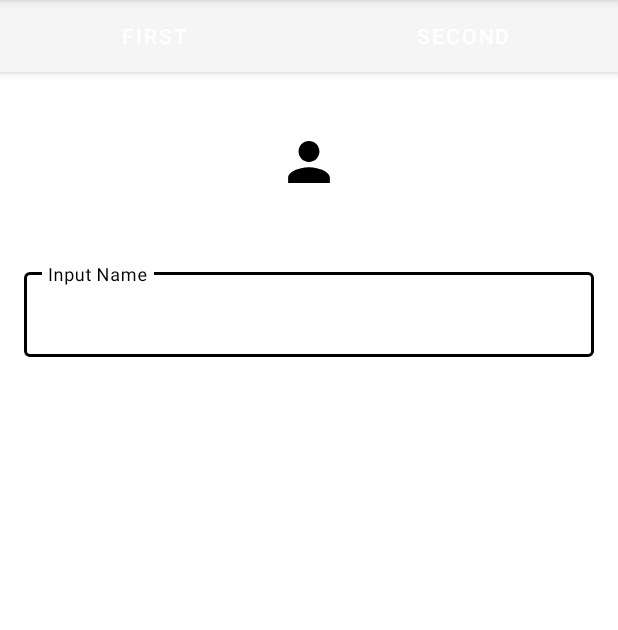
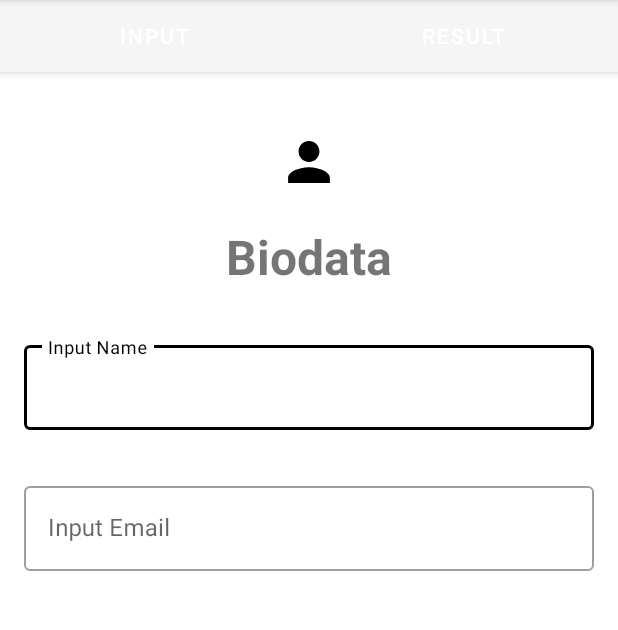
Before and after one commit to r3nyah/praktikum-Fragment, an Android app: the screen it shows after launch (MainActivity), on a phone screen of 412 x 824 dp, the part 84-714 px from its top. Run offline under Robolectric (Android 15) with nearby library versions, the phone set to English and light mode, and no system bars.

Commit message:
Added email n name

```diff
--- a/app/src/main/java/www/smktelkommlg/myfragment/CommunicationViewModel.kt
+++ b/app/src/main/java/www/smktelkommlg/myfragment/CommunicationViewModel.kt
@@ -4,12 +4,25 @@ import androidx.lifecycle.LiveData
 import androidx.lifecycle.MutableLiveData
 import androidx.lifecycle.ViewModel
 
+
 class CommunicationViewModel : ViewModel() {
     private val mName = MutableLiveData<String>()
     val name: LiveData<String>
         get() = mName
 
-    fun setName(name:String){
+    fun setName(name:String) {
         mName.value = name
+
+
     }
+    private val mEmail = MutableLiveData<String>()
+    val email: LiveData<String>
+        get() = mEmail
+
+    fun setEmail(email:String) {
+        mEmail.value = email
+
+
+    }
+
 }
--- a/app/src/main/java/www/smktelkommlg/myfragment/FirstFragment.kt
+++ b/app/src/main/java/www/smktelkommlg/myfragment/FirstFragment.kt
@@ -28,6 +28,7 @@ class FirstFragment : Fragment() {
     override fun onViewCreated(view: View,savedInstanceState: Bundle?){
         super.onViewCreated(view, savedInstanceState)
         val nameEditText = view.findViewById<TextInputEditText>(R.id.textInputTextName)
+        val nameEditEmail = view.findViewById<TextInputEditText>(R.id.textInputTextEmail)
         nameEditText.addTextChangedListener(
             object : TextWatcher{
                 override fun beforeTextChanged(
@@ -45,6 +46,24 @@ class FirstFragment : Fragment() {
                 }
             }
         )
+        nameEditEmail.addTextChangedListener(
+            object : TextWatcher{
+                override fun beforeTextChanged(
+                    charSequence: CharSequence, i:Int,i1:Int,i2:Int){
+
+                }
+
+                override fun onTextChanged(
+                    charSequence: CharSequence?, p1: Int, p2: Int, p3: Int) {
+                    communicationViewModel!!.setEmail(charSequence.toString())
+                }
+
+                override fun afterTextChanged(editTable:Editable?) {
+
+                }
+            }
+        )
+
     }
     companion object{
         fun newInstance(): FirstFragment{
--- a/app/src/main/java/www/smktelkommlg/myfragment/SecondFragment.kt
+++ b/app/src/main/java/www/smktelkommlg/myfragment/SecondFragment.kt
@@ -13,6 +13,8 @@ import androidx.lifecycle.ViewModelProviders
 class SecondFragment : Fragment() {
     private var communicationViewModel : CommunicationViewModel?=null
     private var txtName: TextView?=null
+    private var txtEmail: TextView?=null
+
 
     override fun onCreate(savedInstanceState : Bundle?){
         super.onCreate(savedInstanceState)
@@ -31,6 +33,11 @@ class SecondFragment : Fragment() {
         communicationViewModel!!.name.observe(requireActivity(), Observer {
             s -> txtName!!.text = s
         })
+        txtEmail = view.findViewById(R.id.textViewName2)
+        communicationViewModel!!.email.observe(requireActivity(), Observer {
+                s -> txtEmail!!.text = s
+        })
+
     }
     companion object{
         fun newInstance(): SecondFragment{
--- a/app/src/main/res/layout/fragment_first.xml
+++ b/app/src/main/res/layout/fragment_first.xml
@@ -20,6 +20,20 @@
         app:layout_constraintEnd_toEndOf="parent"
         app:layout_constraintStart_toStartOf="parent"
         app:layout_constraintTop_toTopOf="parent" />
+
+    <TextView
+        android:id="@+id/textView"
+        android:layout_width="0dp"
+        android:layout_height="wrap_content"
+        android:layout_marginTop="5dp"
+        android:text="Biodata"
+        android:textAlignment="center"
+        android:textStyle="bold"
+        android:textSize="32sp"
+        app:layout_constraintEnd_toEndOf="parent"
+        app:layout_constraintStart_toStartOf="parent"
+        app:layout_constraintTop_toBottomOf="@+id/imageView" />
+
     <com.google.android.material.textfield.TextInputLayout
         android:id="@+id/textInputLayout"
         style="@style/Widget.MaterialComponents.TextInputLayout.OutlinedBox"
@@ -32,7 +46,8 @@
         android:layout_marginRight="16dp"
         app:layout_constraintEnd_toEndOf="parent"
         app:layout_constraintStart_toStartOf="parent"
-        app:layout_constraintTop_toBottomOf="@+id/imageView">
+        app:layout_constraintTop_toBottomOf="@+id/textView">
+
         <com.google.android.material.textfield.TextInputEditText
             android:id="@+id/textInputTextName"
             android:layout_width="match_parent"
@@ -40,5 +55,33 @@
             android:hint="Input Name" />
     </com.google.android.material.textfield.TextInputLayout>
 
+    <com.google.android.material.textfield.TextInputLayout
+        android:id="@+id/textInputLayout2"
+        style="@style/Widget.MaterialComponents.TextInputLayout.OutlinedBox"
+        android:layout_width="0dp"
+        android:layout_height="wrap_content"
+        android:layout_marginStart="16dp"
+        android:layout_marginLeft="16dp"
+        android:layout_marginTop="32dp"
+        android:layout_marginEnd="16dp"
+        android:layout_marginRight="16dp"
+        app:layout_constraintEnd_toEndOf="parent"
+        app:layout_constraintStart_toStartOf="parent"
+        app:layout_constraintTop_toBottomOf="@+id/textInputLayout">
+
+        <com.google.android.material.textfield.TextInputEditText
+            android:id="@+id/textInputTextEmail"
+            android:layout_width="match_parent"
+            android:layout_height="wrap_content"
+            android:hint="Input Email"
+            tools:layout_editor_absoluteX="0dp"
+            tools:layout_editor_absoluteY="157dp" />
+
+    </com.google.android.material.textfield.TextInputLayout>
+
+
+
+
+
 
 </androidx.constraintlayout.widget.ConstraintLayout>
--- a/app/src/main/res/values/strings.xml
+++ b/app/src/main/res/values/strings.xml
@@ -2,6 +2,6 @@
     <string name="app_name">MyFragment</string>
     <!-- TODO: Remove or change this placeholder text -->
     <string name="hello_blank_fragment">Hello blank fragment</string>
-    <string name="tab_text_1">First</string>
-    <string name="tab_text_2">Second</string>
+    <string name="tab_text_1">Input</string>
+    <string name="tab_text_2">Result</string>
 </resources>
```
Also changed, not shown: app/src/main/AndroidManifest.xml (+9 -0 lines), app/src/main/java/www/smktelkommlg/myfragment/SplashScreen.kt (added, +21 -0 lines), app/src/main/res/layout/activity_splash_screen.xml (added, +20 -0 lines), app/src/main/res/layout/fragment_second.xml (+37 -2 lines).
